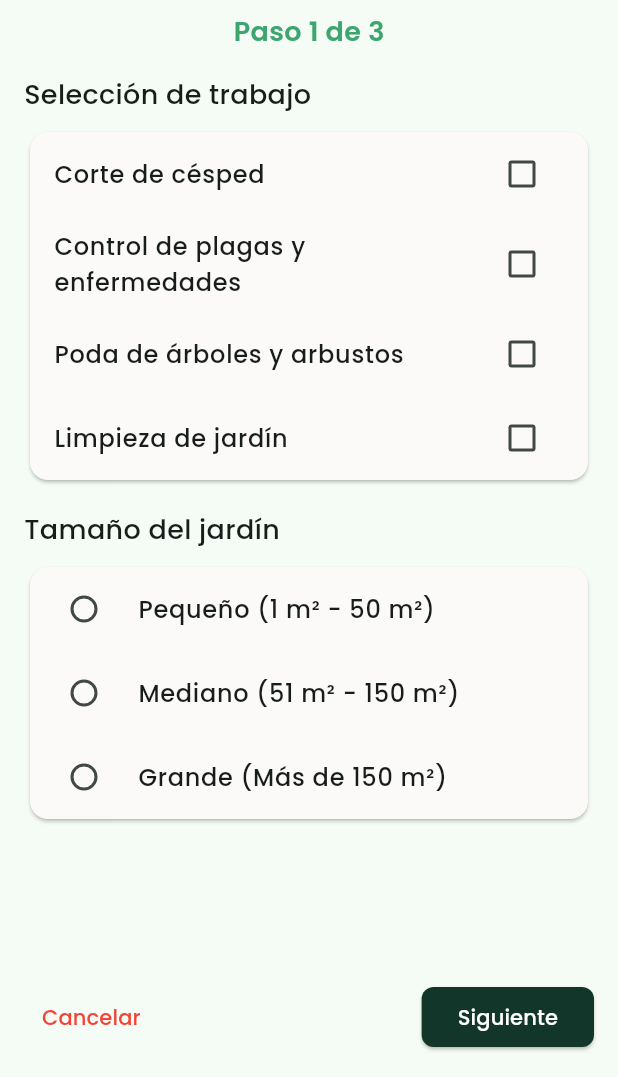
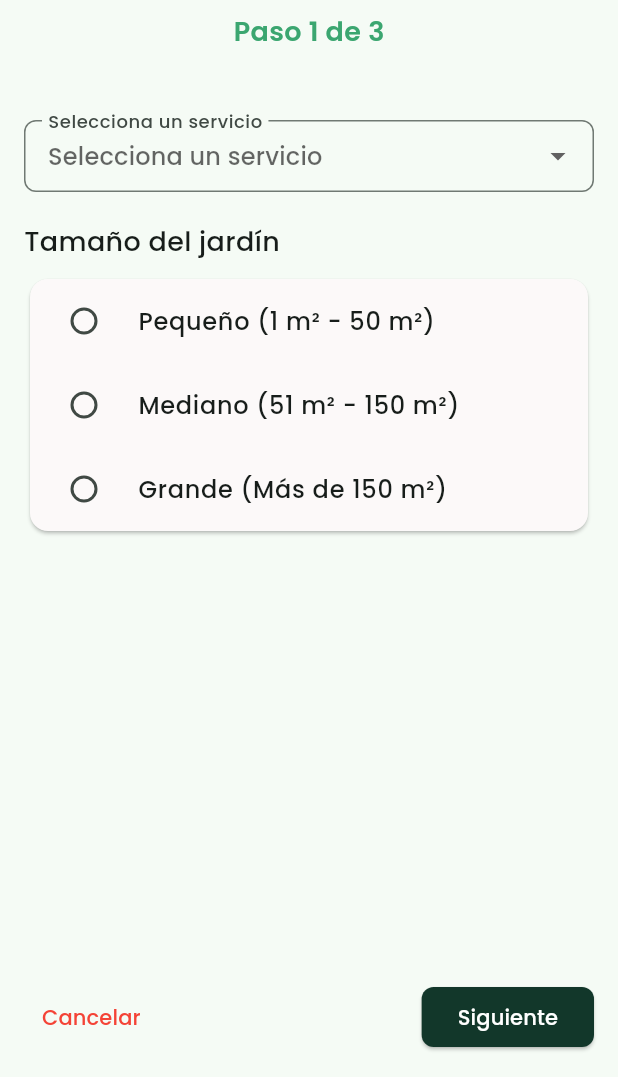
Before and after one commit to spricew/Keidot-Project, a Flutter app: the DetallesServicioPage screen opened directly, after a tap on "Siguiente", on a phone screen of 412 x 824 dp, the part 159-1236 px from its top. Run offline on Flutter 3.47's test engine with Material 3 defaults, Android fonts, the phone set to English and light mode, and no system bars; our stand-ins replace file_picker, flutter_map, flutter_secure_storage, get, latlong2, logger and 1 more; missing offline and left inert: flutter_stripe; accounts and stored records are empty; project files that could hold a hidden picture were left out.

Commit message:
fix(pantallas de request):
-se arreglaron las pantallas de request en especifico la barra de navegacion

-se añadio una funcion para seleccionar un servicio en especifico por medio de un dropdown

```diff
--- a/Keidot-Project/lib/presentation/screens/request_screen1.dart
+++ b/Keidot-Project/lib/presentation/screens/request_screen1.dart
@@ -26,12 +26,14 @@ class DetallesServicioPage extends StatefulWidget {
 
 class _DetallesServicioPageState extends State<DetallesServicioPage> {
   final ServiceTransactionController controller = Get.find();
-  final RxList<String> selectedJobs = <String>[].obs;
+  final RxString selectedJob = RxString(""); // Solo un servicio seleccionado
 
-  @override
-  void initState() {
-    super.initState();
-  }
+  final List<String> allJobs = [
+    'Corte de césped',
+    'Control de plagas y enfermedades',
+    'Poda de árboles y arbustos',
+    'Limpieza de jardín'
+  ];
 
   @override
   Widget build(BuildContext context) {
@@ -40,7 +42,11 @@ class _DetallesServicioPageState extends State<DetallesServicioPage> {
         backgroundColor: Colors.white,
         elevation: 0,
         leading: IconButton(
-          icon: const Icon(Icons.arrow_back, color: Colors.black),
+          icon: const Icon(
+            Icons.chevron_left,
+            color: Colors.black,
+            size: 34,
+          ),
           onPressed: () {
             Get.offAll(() => const Homepage());
           },
@@ -75,64 +81,33 @@ class _DetallesServicioPageState extends State<DetallesServicioPage> {
                     color: Color(0xFF3BA670)),
               ),
             ),
-            const SizedBox(height: 16),
+            const SizedBox(height: 46),
 
-            // Nueva Sección: Selección de trabajo
-            const Text('Selección de trabajo',
-                style: TextStyle(fontSize: 18, fontWeight: FontWeight.w500)),
-            const SizedBox(height: 8),
-            Card(
-              color: const Color.fromARGB(255, 252, 249, 249),
-              child: Column(
-                children: [
-                  Obx(() => CheckboxListTile(
-                        value: selectedJobs.contains('Corte de césped'),
-                        onChanged: (value) {
-                          if (value == true) {
-                            selectedJobs.add('Corte de césped');
-                          } else {
-                            selectedJobs.remove('Corte de césped');
-                          }
-                        },
-                        title: const Text('Corte de césped'),
-                      )),
-                  Obx(() => CheckboxListTile(
-                        value: selectedJobs.contains('Control de plagas y enfermedades'),
-                        onChanged: (value) {
-                          if (value == true) {
-                            selectedJobs.add('Control de plagas y enfermedades');
-                          } else {
-                            selectedJobs.remove('Control de plagas y enfermedades');
-                          }
-                        },
-                        title: const Text('Control de plagas y enfermedades'),
-                      )),
-                  Obx(() => CheckboxListTile(
-                        value: selectedJobs.contains('Poda de árboles y arbustos'),
-                        onChanged: (value) {
-                          if (value == true) {
-                            selectedJobs.add('Poda de árboles y arbustos');
-                          } else {
-                            selectedJobs.remove('Poda de árboles y arbustos');
-                          }
-                        },
-                        title: const Text('Poda de árboles y arbustos'),
-                      )),
-                  Obx(() => CheckboxListTile(
-                        value: selectedJobs.contains('Limpieza de jardín'),
-                        onChanged: (value) {
-                          if (value == true) {
-                            selectedJobs.add('Limpieza de jardín');
-                          } else {
-                            selectedJobs.remove('Limpieza de jardín');
-                          }
-                        },
-                        title: const Text('Limpieza de jardín'),
-                      )),
-                ],
-              ),
-            ),
-            const SizedBox(height: 16),
+            Obx(() => DropdownButtonFormField<String>(
+                  value:
+                      selectedJob.value.isNotEmpty ? selectedJob.value : null,
+                  decoration: InputDecoration(
+                    labelText: 'Selecciona un servicio',
+                    border: OutlineInputBorder(
+                        borderRadius: BorderRadius.circular(8)),
+                    contentPadding: const EdgeInsets.symmetric(
+                        horizontal: 12, vertical: 10),
+                  ),
+                  items: allJobs.map((job) {
+                    return DropdownMenuItem(
+                      value: job,
+                      child: Text(job),
+                    );
+                  }).toList(),
+                  onChanged: (value) {
+                    if (value != null) {
+                      selectedJob.value = value; // Solo un servicio
+                    }
+                  },
+                  hint: const Text("Selecciona un servicio"),
+                )),
+
+            const SizedBox(height: 20),
 
             // Sección: Tamaño del jardín
             const Text('Tamaño del jardín',
--- a/Keidot-Project/lib/widgets/custom_appbar.dart
+++ b/Keidot-Project/lib/widgets/custom_appbar.dart
@@ -37,7 +37,11 @@ class CustomAppBar extends StatelessWidget implements PreferredSizeWidget {
         ),
       ),
       leading: IconButton(
-        icon: Icon(Icons.arrow_back, color: iconColor),
+        icon: Icon(
+          Icons.chevron_left,
+          color: iconColor,
+          size: 34,
+        ),
         onPressed: onBackPressed ?? () => Navigator.pop(context),
       ),
     );
```
Also changed, not shown: Keidot-Project/lib/presentation/screens/request_details_garden.dart (+7 -12 lines), Keidot-Project/lib/presentation/screens/request_screen.dart (deleted, +0 -10 lines), Keidot-Project/lib/presentation/screens/request_screen2.dart (+9 -8 lines), Keidot-Project/lib/presentation/screens/request_screen3.dart (+9 -17 lines), Keidot-Project/lib/widgets/custom_navbar.dart (deleted, +0 -10 lines).
